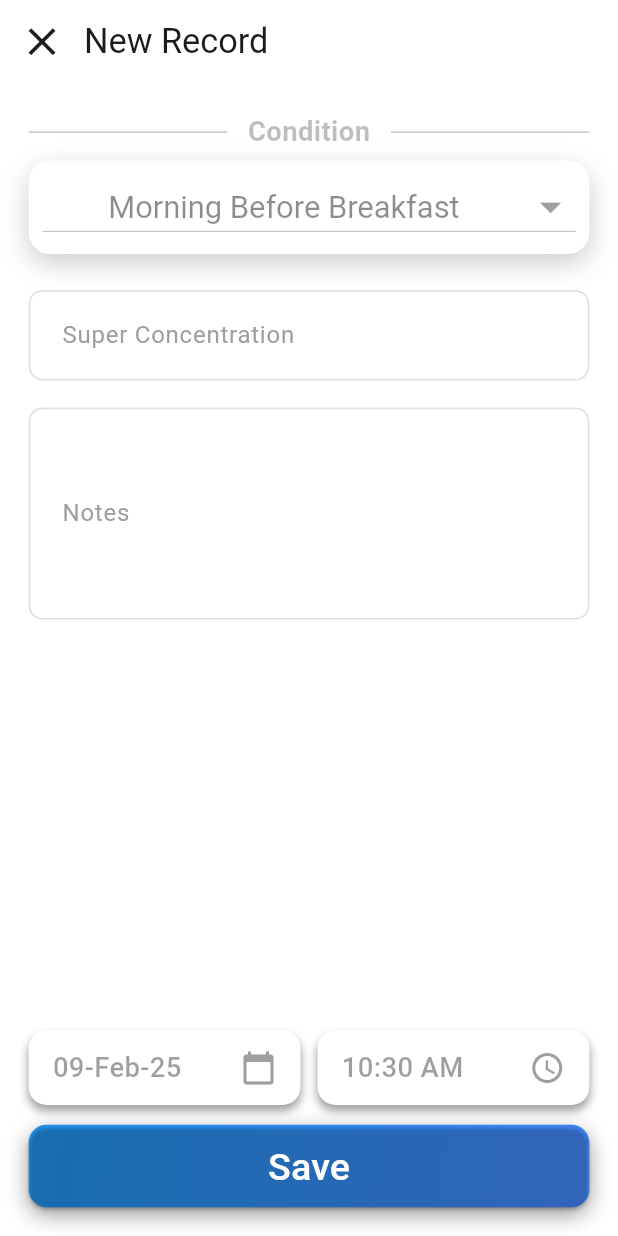
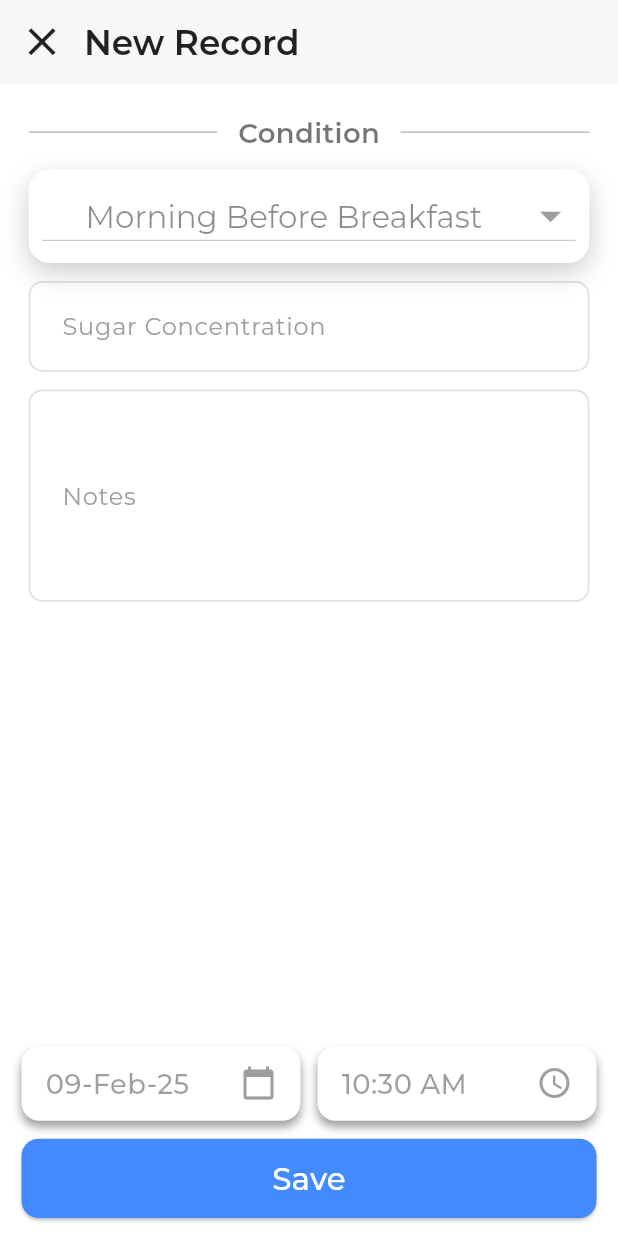
Before and after one commit to JaydeepSitapara/gluco_mate, a Flutter app: the AddSugarDataScreen screen opened directly, on a phone screen of 412 x 824 dp. Run offline on Flutter 3.47's test engine with Material 3 defaults, Android fonts, the phone set to English and light mode, and no system bars; our stand-ins replace flutter_phoenix, flutter_screenutil, get_it, google_fonts, sqflite; accounts and stored records are empty.

Commit message:
added the display data screen and add screen, now working on the update and remove data.

```diff
--- a/lib/main.dart
+++ b/lib/main.dart
@@ -1,6 +1,7 @@
 import 'package:flutter/material.dart';
 import 'package:gluco_mate/providers/patient_data_provider.dart';
 import 'package:gluco_mate/screens/sugardata/add_sugar_data_screen.dart';
+import 'package:gluco_mate/screens/sugardata/sugar_data_list_screen.dart';
 import 'package:gluco_mate/utils/database/db_helper.dart';
 import 'package:flutter_phoenix/flutter_phoenix.dart';
 import 'package:gluco_mate/utils/database/local_db_provider.dart';
@@ -18,7 +19,7 @@ Future<void> main() async {
     Phoenix(
       child: MultiProvider(
         providers: [
-          ChangeNotifierProvider(create: (_) => sl<PatientDataProvider>()),
+          ChangeNotifierProvider(create: (_) => sl<SugarDataProvider>()),
           ChangeNotifierProvider(create: (_) => sl<LocalDbProvider>()),
         ],
         child: const MyApp(),
@@ -44,7 +45,7 @@ class MyApp extends StatelessWidget {
           ),
           useMaterial3: true,
         ),
-        home: AddSugarDataScreen(),
+        home: SugarDataListScreen(),
       ),
     );
   }
--- a/lib/models/suger_data_model.dart
+++ b/lib/models/suger_data_model.dart
@@ -15,6 +15,15 @@ class SugarData {
     this.notes,
   });
 
+  factory SugarData.fromMap(Map<String, dynamic> json) => SugarData(
+        id: json['id'],
+        sugarValue: json['sugarValue'],
+        date: json['date'],
+        time: json['time'],
+        measured: json['measured'],
+        notes: json['notes'],
+      );
+
   SugarData.fromJson(Map<String, dynamic> json) {
     json['id'] = id;
     json['sugarValue'] = sugarValue;
@@ -22,6 +31,13 @@ class SugarData {
     json['time'] = time;
     json['measured'] = measured;
     json['notes'] = notes;
+  }
+
+  static List<SugarData> listFromJson(List<Map<String, Object?>> list) {
+    return list
+        .map((sugarData) =>
+            SugarData.fromJson(Map<String, dynamic>.from(sugarData)))
+        .toList();
   }
 
   Map<String, dynamic> toMap() => {
--- a/lib/providers/patient_data_provider.dart
+++ b/lib/providers/patient_data_provider.dart
@@ -1,10 +1,26 @@
+import 'dart:developer';
+
 import 'package:flutter/material.dart';
+import 'package:gluco_mate/models/suger_data_model.dart';
+import 'package:gluco_mate/utils/database/local_db_provider.dart';
+import 'package:gluco_mate/utils/injector.dart';
+import 'package:gluco_mate/utils/widgets/show_toast.dart';
 
-class PatientDataProvider extends ChangeNotifier {
+class SugarDataProvider extends ChangeNotifier {
+  List<SugarData> _sugarDataList = [];
+
+  List<SugarData> get sugarDataList => _sugarDataList;
+
+  final _sugarLevelController = TextEditingController();
+  final _notesLevelController = TextEditingController();
+
+  TextEditingController get sugarLevelController => _sugarLevelController;
+
+  TextEditingController get notesLevelController => _notesLevelController;
 
   String? selectedCondition = 'Morning Before Breakfast';
-  TimeOfDay? selectedTime;
-  DateTime? selectedDate;
+  TimeOfDay? selectedTime = TimeOfDay.now();
+  DateTime? selectedDate = DateTime.now();
 
   List<DropdownMenuItem<String>> conditionList = const [
     DropdownMenuItem(
@@ -37,7 +53,6 @@ class PatientDataProvider extends ChangeNotifier {
     ),
   ];
 
-
   void updateSelectedCondition(String? condition) {
     selectedCondition = condition;
     notifyListeners(); // Notify listeners about the state change
@@ -47,9 +62,65 @@ class PatientDataProvider extends ChangeNotifier {
     selectedDate = dateTime;
     notifyListeners(); // Notify listeners about the state change
   }
+
   void updateTime(TimeOfDay? timeOfDay) {
     selectedTime = timeOfDay;
     notifyListeners(); // Notify listeners about the state change
   }
 
+  Future<int> addSugarData() async {
+    try {
+      if (_sugarLevelController.text.isEmpty) {
+        showSnackbar('Provider Sugar Concentration.');
+      } else {
+        log('Condition : ${selectedCondition}');
+        log('Sugar Level : ${sugarLevelController.text.toString()}');
+        log('Notes : ${notesLevelController.text.toString()}');
+        log('Date Time : ${selectedDate} -- ${selectedTime} ');
+
+        final sugarData = SugarData(
+          measured: '${selectedCondition}',
+          sugarValue: double.tryParse(_sugarLevelController.text.trim()),
+          notes: '${_notesLevelController.text.trim()}',
+          date: '${selectedDate}',
+          time: '${selectedTime}',
+        );
+
+        final response = await sl<LocalDbProvider>().addSugarData(sugarData);
+
+        showSnackbar('Sugar Data Added.');
+
+        _sugarLevelController.clear();
+        _notesLevelController.clear();
+        selectedCondition = 'Morning Before Breakfast';
+        notifyListeners();
+
+        print('Result: ${response}');
+
+        return response;
+      }
+
+      return 0;
+    } catch (e) {
+      print('Error in add SugarData: ${e.toString()}');
+
+      return 0;
+    }
+  }
+
+  Future<void> getSugarDataList() async {
+    try {
+      final list = await sl<LocalDbProvider>().getListSugarData();
+
+      if (list.isNotEmpty) {
+        _sugarDataList = list;
+        notifyListeners();
+      } else {
+        _sugarDataList = [];
+        print('No Records Found.');
+      }
+    } catch (e) {
+      print('Error in get sugarData list: ${e.toString()}');
+    }
+  }
 }
--- a/lib/screens/sugardata/add_sugar_data_screen.dart
+++ b/lib/screens/sugardata/add_sugar_data_screen.dart
@@ -1,17 +1,15 @@
 import 'dart:developer';
 
 import 'package:flutter/material.dart';
-import 'package:gluco_mate/models/suger_data_model.dart';
 import 'package:gluco_mate/providers/patient_data_provider.dart';
-import 'package:gluco_mate/utils/database/local_db_provider.dart';
+import 'package:gluco_mate/screens/sugardata/sugar_data_list_screen.dart';
 import 'package:gluco_mate/utils/injector.dart';
+import 'package:gluco_mate/utils/style.dart';
 import 'package:gluco_mate/utils/widgets/common_text_form_field.dart';
 import 'package:gluco_mate/utils/widgets/condition_selection_drop_down.dart';
 import 'package:gluco_mate/utils/widgets/custom_save_button.dart';
 import 'package:gluco_mate/utils/widgets/date_picker.dart';
-import 'package:gluco_mate/utils/widgets/show_toast.dart';
 import 'package:gluco_mate/utils/widgets/time_picker.dart';
-
 import 'package:provider/provider.dart';
 import 'package:flutter_screenutil/flutter_screenutil.dart';
 
@@ -23,138 +21,123 @@ class AddSugarDataScreen extends StatefulWidget {
 }
 
 class _AddSugarDataScreenState extends State<AddSugarDataScreen> {
-  final sugarLevelController = TextEditingController();
-  final notesLevelController = TextEditingController();
-
   @override
   Widget build(BuildContext context) {
+    return Consumer<SugarDataProvider>(
+      builder: (context, sugarDataProvider, child) {
         return Scaffold(
           backgroundColor: Colors.white,
+          resizeToAvoidBottomInset: true,
           appBar: AppBar(
             backgroundColor: Colors.white,
             titleSpacing: 0,
-        leading: Icon(
-          Icons.close,
-          size: 26.h,
+            leading: IconButton(
+              icon: Icon(Icons.close, size: 26.h, color: Colors.black87),
+              onPressed: () => Navigator.pop(context),
             ),
             title: Text(
               'New Record',
-          style: TextStyle(fontSize: 20.sp),
+              style: montserratStyle(
+                fontSize: 20.sp,
+                fontWeight: FontWeight.w600,
+                color: Colors.black87,
               ),
             ),
-      body: Consumer<PatientDataProvider>(
-        builder: (context, patientDataProvider, child) {
-          return Padding(
+            elevation: 1,
+          ),
+          body: SafeArea(
+            child: Column(
+              children: [
+                Expanded(
+                  child: SingleChildScrollView(
                     padding: EdgeInsets.all(16.0.h),
                     child: Column(
-              spacing: 5.0.h,
                       crossAxisAlignment: CrossAxisAlignment.start,
                       children: [
                         Row(
                           children: [
-                    Expanded(
-                      child: Divider(),
-                    ),
-                    SizedBox(
-                      width: 12.w,
-                    ),
+                            const Expanded(child: Divider(color: Colors.black26)),
+                            SizedBox(width: 12.w),
                             Text(
                               'Condition',
-                      style: TextStyle(
+                              style: montserratStyle(
                                 fontSize: 16.sp,
-                        color: Colors.black26,
-                        fontWeight: FontWeight.bold,
+                                color: Colors.black54,
+                                fontWeight: FontWeight.w600,
                               ),
                             ),
-                    SizedBox(
-                      width: 12.w,
+                            SizedBox(width: 12.w),
+                            const Expanded(child: Divider(color: Colors.black26)),
+                          ],
                         ),
-                    Expanded(
-                      child: Divider(),
+                        SizedBox(height: 10.h),
+                        CustomDropDown(),
+                        SizedBox(height: 10.h),
+                        CommonTextFormField(
+                          controller: sugarDataProvider.sugarLevelController,
+                          labelText: 'Sugar Concentration',
+                          hintText: 'mg/dL',
+                          keyboardType: TextInputType.number,
+                        ),
+                        SizedBox(height: 10.h),
+                        CommonTextFormField(
+                          controller: sugarDataProvider.notesLevelController,
+                          maxLines: 4,
+                          labelText: 'Notes',
+                          hintText: 'Enter notes',
+                          keyboardType: TextInputType.text,
                         ),
                       ],
                     ),
-                CustomDropdown(),
-                SizedBox(height: 10.h),
-                CommonTextFormField(
-                  controller: sugarLevelController,
-                  labelText: 'Super Concentration',
-                  hintText: 'mmol/L',
                   ),
-                SizedBox(height: 5.h),
-                CommonTextFormField(
-                  controller: notesLevelController,
-                  maxLines: 4,
-                  labelText: 'Notes',
-                  hintText: 'notes',
-                  keyboardType: TextInputType.text,
                 ),
-                const Expanded(
-                  child: SizedBox(),
-                ),
+                Container(
+                  padding: EdgeInsets.symmetric(horizontal: 12.h, vertical: 10.h),
+                  child: Column(
+                    children: [
                       Row(
                         children: [
                           Expanded(
                             child: DatePickerWidget(
                               onDateSelected: (value) {
-                          patientDataProvider.updateDate(value);
+                                sugarDataProvider.updateDate(value);
                                 log('Selected Date : ${value.toString()} ');
                               },
                             ),
                           ),
-                    SizedBox(
-                      width: 10.w,
-                    ),
+                          SizedBox(width: 10.w),
                           Expanded(
                             child: TimePickerWidget(
                               onTimeSelected: (value) {
-                          patientDataProvider.updateTime(value);
+                                sugarDataProvider.updateTime(value);
                                 log('Selected Time : ${value.toString()} ');
                               },
                             ),
                           ),
                         ],
                       ),
-                SizedBox(height: 1.h),
+                      SizedBox(height: 10.h),
                       SaveButton(
                         onPressed: () async {
+                          final res = await sugarDataProvider.addSugarData();
 
-                    if(sugarLevelController.text.isEmpty) {
-                      showSnackbar('Provider Sugar Concentration.');
-                    }else {
-                      log('Condition : ${patientDataProvider.selectedCondition}');
-                      log('Sugar Level : ${sugarLevelController.text.toString()}');
-                      log('Notes : ${notesLevelController.text.toString()}');
-                      log('Date Time : ${patientDataProvider.selectedDate} -- ${patientDataProvider.selectedTime} ');
-
-                      final sugarData = SugarData(
-                        measured: '${patientDataProvider.selectedCondition}',
-                        sugarValue:
-                        double.tryParse(sugarLevelController.text.trim()),
-                        notes: '${notesLevelController.text.trim()}',
-                        date: '${patientDataProvider.selectedDate}',
-                        time: '${patientDataProvider.selectedTime}',
+                          if (res > 0) {
+                            Navigator.of(context).push(
+                              MaterialPageRoute(
+                                builder: (context) => SugarDataListScreen(),
+                              ),
                             );
-
-                      final res =
-                      await sl<LocalDbProvider>().addSugarData(sugarData);
-
-                      showSnackbar('Sugar Data Added.');
-
-                      notesLevelController.clear();
-                      sugarLevelController.clear();
-
-                      print('UI Result: ${res}');
                           }
-
-
                         },
                       ),
                     ],
                   ),
+                ),
+              ],
+            ),
+          ),
         );
       },
-      ),
     );
   }
 }
--- a/lib/utils/injector.dart
+++ b/lib/utils/injector.dart
@@ -5,6 +5,6 @@ import 'package:gluco_mate/utils/database/local_db_provider.dart';
 final sl = GetIt.instance;
 
 void setupInjector() {
-  sl.registerLazySingleton<PatientDataProvider>(() => PatientDataProvider());
+  sl.registerLazySingleton<SugarDataProvider>(() => SugarDataProvider());
   sl.registerLazySingleton<LocalDbProvider>(() => LocalDbProvider());
 }
--- /dev/null
+++ b/lib/utils/style.dart
@@ -0,0 +1,14 @@
+import 'package:flutter/material.dart';
+import 'package:google_fonts/google_fonts.dart';
+
+TextStyle montserratStyle({
+  double? fontSize,
+  FontWeight fontWeight = FontWeight.normal,
+  Color color = Colors.black,
+}) {
+  return GoogleFonts.montserrat(
+    fontSize: fontSize,
+    fontWeight: fontWeight,
+    color: color,
+  );
+}
--- a/lib/utils/widgets/common_text_form_field.dart
+++ b/lib/utils/widgets/common_text_form_field.dart
@@ -1,5 +1,6 @@
 import 'package:flutter/material.dart';
 import 'package:flutter_screenutil/flutter_screenutil.dart';
+import 'package:gluco_mate/utils/style.dart';
 
 class CommonTextFormField extends StatelessWidget {
   final TextEditingController controller;
@@ -25,7 +26,7 @@ class CommonTextFormField extends StatelessWidget {
       controller: controller,
       obscureText: obscureText,
       keyboardType: keyboardType,
-      style: TextStyle(
+      style: montserratStyle(
         fontSize: 16.sp, // Normal font size
         fontWeight: FontWeight.w400,
         color: Colors.black87,
@@ -33,13 +34,13 @@ class CommonTextFormField extends StatelessWidget {
       maxLines: maxLines,
 
       decoration: InputDecoration(
-        labelStyle: TextStyle(
+        labelStyle: montserratStyle(
           fontSize: 14.sp, // Normal hint text size
           color: Colors.grey,
         ),
         label:  Text('$labelText'),
         hintText: hintText, // Default hint text
-        hintStyle: TextStyle(
+        hintStyle: montserratStyle(
           fontSize: 14.sp, // Normal hint text size
           color: Colors.grey,
         ),
--- a/lib/utils/widgets/condition_selection_drop_down.dart
+++ b/lib/utils/widgets/condition_selection_drop_down.dart
@@ -1,65 +1,71 @@
 import 'package:flutter/material.dart';
 import 'package:gluco_mate/providers/patient_data_provider.dart';
+import 'package:gluco_mate/utils/style.dart';
+import 'package:flutter_screenutil/flutter_screenutil.dart';
 import 'package:provider/provider.dart';
-import 'package:flutter_screenutil/flutter_screenutil.dart';
 
-
-class CustomDropdown extends StatefulWidget {
+class CustomDropDown extends StatefulWidget {
   @override
-  State<CustomDropdown> createState() => _CustomDropdownState();
+  State<CustomDropDown> createState() => _CustomDropdownState();
 }
 
-class _CustomDropdownState extends State<CustomDropdown> {
+class _CustomDropdownState extends State<CustomDropDown> {
   @override
   Widget build(BuildContext context) {
-    final patientDataProvider = Provider.of<PatientDataProvider>(context);
-
+    return Consumer<SugarDataProvider>(
+        builder: (context, sugarDataProvider, child) {
       return Center(
         child: Container(
           width: double.infinity,
-        padding:  EdgeInsets.symmetric(horizontal: 8.w),
+          padding: EdgeInsets.symmetric(horizontal: 8.w),
           decoration: BoxDecoration(
             color: Colors.white,
             borderRadius: BorderRadius.circular(12.dm),
             boxShadow: [
               BoxShadow(
-              color: Colors.black.withOpacity(0.2),  // Lighter shadow color
-              blurRadius: 12.dm,  // Increased blur radius for more elevation
-              offset: const Offset(0, 6),  // Shadow spread
+                color: Colors.black.withOpacity(0.2),
+                // Lighter shadow color
+                blurRadius: 12.dm,
+                // Increased blur radius for more elevation
+                offset: const Offset(0, 6), // Shadow spread
               ),
             ],
           ),
           child: DropdownButton<String>(
-          value: patientDataProvider.selectedCondition,
-          items: patientDataProvider.conditionList,
+            value: sugarDataProvider.selectedCondition,
+            items: sugarDataProvider.conditionList,
             onChanged: (value) {
-            patientDataProvider.updateSelectedCondition(value);
+              sugarDataProvider.updateSelectedCondition(value);
             },
-          isExpanded: true,  // Ensures dropdown takes full width
-          icon:  Icon(
+            isExpanded: true,
+            // Ensures dropdown takes full width
+            icon: Icon(
               Icons.arrow_drop_down,
               color: Colors.grey,
               size: 28.h,
             ),
             dropdownColor: Colors.white,
-          style: TextStyle(fontSize: 14.sp, color: Colors.black),
+            style: montserratStyle(fontSize: 14.sp, color: Colors.black),
             selectedItemBuilder: (BuildContext context) {
-            return patientDataProvider.conditionList
+              return sugarDataProvider.conditionList
                   .map<Widget>((DropdownMenuItem<String> item) {
                 return Center(
                   child: Text(
-                  item.value!,
-                  style:  TextStyle(fontSize: 18.sp, color: Colors.black45),
+                    item.value ?? '',
+                    style:
+                        montserratStyle(fontSize: 18.sp, color: Colors.black45),
                   ),
                 );
               }).toList();
             },
             // Adjust dropdown size// Set a maximum height for the dropdown
-          alignment: Alignment.center,  // Center align the dropdown items
+            alignment: Alignment.center,
+            // Center align the dropdown items
             // You can add custom padding for the dropdown items
             padding: EdgeInsets.symmetric(vertical: 6.h),
           ),
         ),
       );
+    });
   }
 }
--- a/lib/utils/widgets/custom_save_button.dart
+++ b/lib/utils/widgets/custom_save_button.dart
@@ -1,49 +1,29 @@
 import 'package:flutter/material.dart';
 import 'package:flutter_screenutil/flutter_screenutil.dart';
+import 'package:gluco_mate/utils/style.dart';
 
 class SaveButton extends StatelessWidget {
   final VoidCallback? onPressed;
-
 
   SaveButton({super.key, required this.onPressed});
 
   @override
   Widget build(BuildContext context) {
-    return Container(
+    return SizedBox(
       width: double.infinity,
-      decoration: BoxDecoration(
-        gradient: LinearGradient(
-          colors: [Colors.blue, Colors.blueAccent],
-          begin: Alignment.topLeft,
-          end: Alignment.bottomRight,
-        ),
-        borderRadius: BorderRadius.circular(10.dm), // Rounded corners
-        boxShadow: [
-          BoxShadow(
-            color: Colors.black.withOpacity(0.4),
-            blurRadius: 10.dm,
-            offset: Offset(0, 5),
-          ),
-        ],
-      ),
       child: ElevatedButton(
-
         onPressed: onPressed,
         style: ElevatedButton.styleFrom(
-          backgroundColor: Colors.transparent,
-          //primary: Colors.transparent, // Make the button's background transparent to show the gradient
-          padding: EdgeInsets.symmetric(
-            vertical: 8.h,
+          padding: EdgeInsets.symmetric(vertical: 10.h),
+          backgroundColor: Colors.blueAccent, // Background color corrected
+          shape: RoundedRectangleBorder(
+            borderRadius: BorderRadius.circular(10.r), // Fixed border radius
           ),
-          shape: RoundedRectangleBorder(
-            borderRadius: BorderRadius.circular(10.dm), // Rounded corners
-          ),
-
         ),
-        child:  Text(
+        child: Text(
           'Save',
-          style: TextStyle(
-            fontSize: 22.sp,
+          style: montserratStyle(
+            fontSize: 18.sp,
             fontWeight: FontWeight.w500,
             color: Colors.white, // Text color remains white
           ),
--- a/lib/utils/widgets/date_picker.dart
+++ b/lib/utils/widgets/date_picker.dart
@@ -1,4 +1,5 @@
 import 'package:flutter/material.dart';
+import 'package:gluco_mate/utils/style.dart';
 import 'package:intl/intl.dart';
 import 'package:flutter_screenutil/flutter_screenutil.dart';
 
@@ -77,7 +78,7 @@ class _DatePickerWidgetState extends State<DatePickerWidget> {
           children: [
             Text(
               formattedDate,
-              style: TextStyle(
+              style: montserratStyle(
                 fontSize: 16.sp,
                 fontWeight: FontWeight.w500,
                 color: Colors.black38,
--- a/lib/utils/widgets/time_picker.dart
+++ b/lib/utils/widgets/time_picker.dart
@@ -1,5 +1,6 @@
 import 'package:flutter/material.dart';
 import 'package:flutter_screenutil/flutter_screenutil.dart';
+import 'package:gluco_mate/utils/style.dart';
 
 class TimePickerWidget extends StatefulWidget {
   final TimeOfDay? initialTime;
@@ -74,7 +75,7 @@ class _TimePickerWidgetState extends State<TimePickerWidget> {
           children: [
             Text(
               formattedTime,
-              style: TextStyle(
+              style: montserratStyle(
                 fontSize: 16.sp,
                 fontWeight: FontWeight.w500,
                 color: Colors.black38,
--- a/pubspec.yaml
+++ b/pubspec.yaml
@@ -48,12 +48,14 @@ dev_dependencies:
   flutter_lints: ^4.0.0
   provider: ^6.1.2 #for state management
   intl: ^0.20.1 #for date format
-  flutter_screenutil: ^5.9.3 #for reasonable layout
+  flutter_screenutil: ^5.9.3 #for responsive layout
   sqflite: ^2.4.1 #for local-database
   path: ^1.9.0 #provides common operations for manipulating paths: joining, splitting, normalizing, etc
   path_provider: ^2.1.5 #used for locations on the filesystem
   flutter_phoenix: ^1.1.1 #Easily restart your application from scratch, losing any previous state
   get_it: ^8.0.3
+  google_fonts: ^6.2.1 #for google fonts
+
 
 # For information on the generic Dart part of this file, see the
 # following page: https://dart.dev/tools/pub/pubspec
```
Also changed, not shown: lib/screens/sugardata/sugar_data_list_screen.dart (added, +169 -0 lines), lib/utils/database/local_db_provider.dart (+23 -8 lines), lib/utils/date_format.dart (added, +28 -0 lines), lib/screens/sugardata/history_screen.dart (deleted), pubspec.lock, 1 other file. Lines whose indentation alone changed are shown as unchanged.
